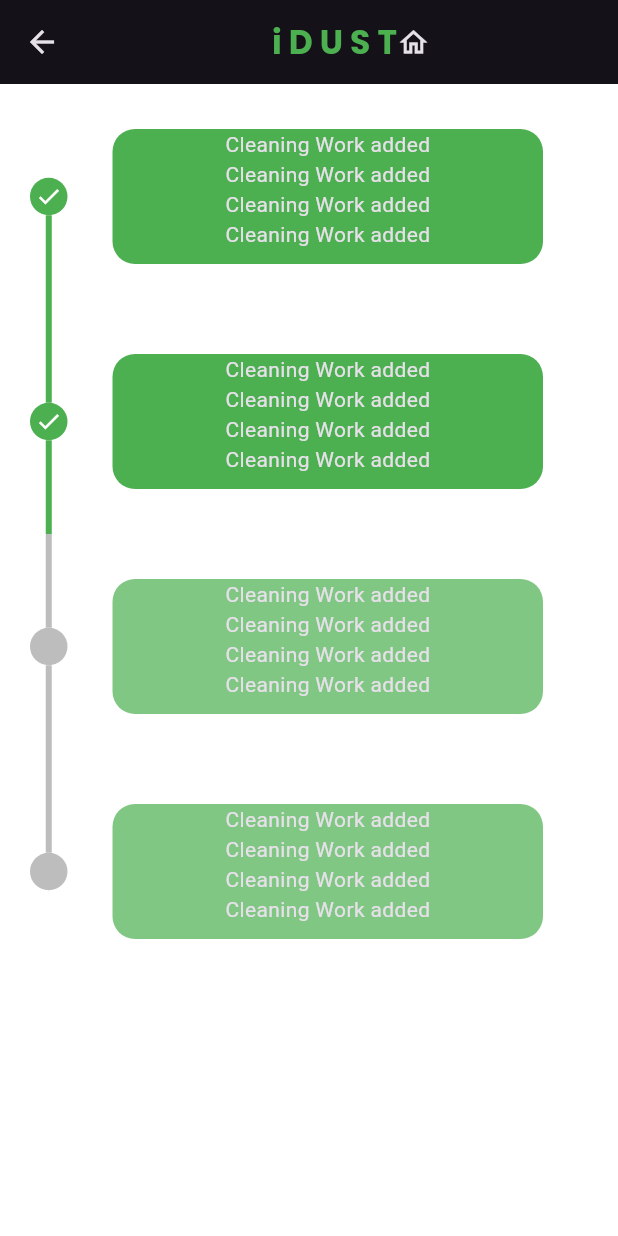
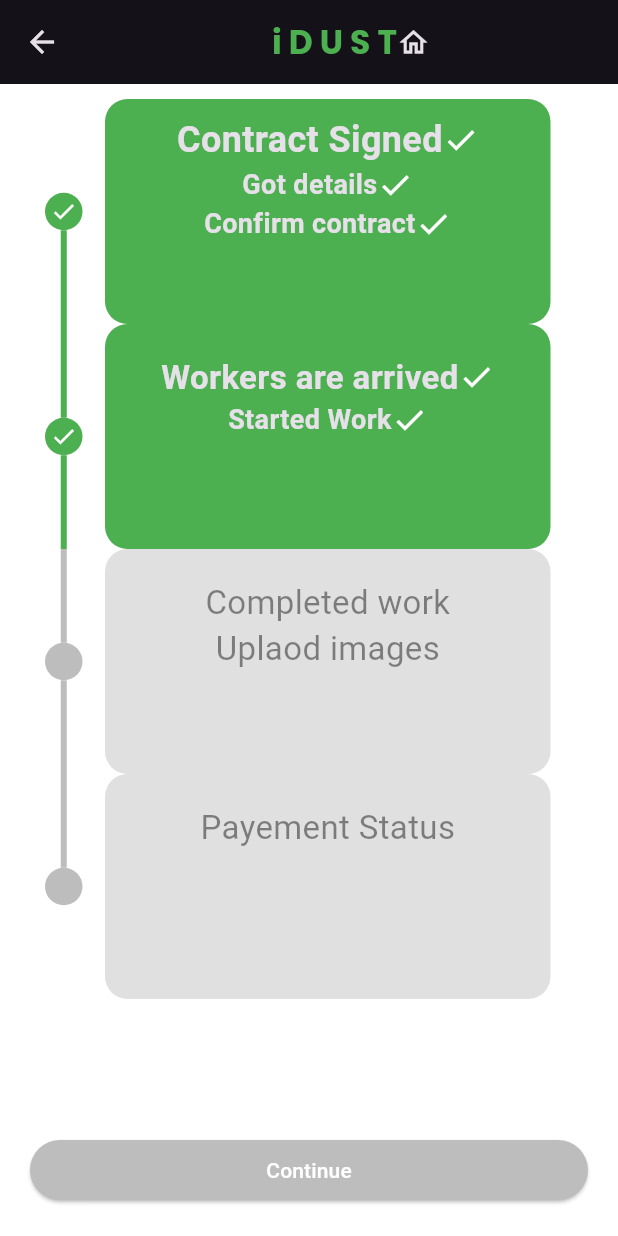
Before and after one commit to yadhunsajith2002/cleaning_app, a Flutter app: the ProgressTimeLine screen opened directly, on a phone screen of 412 x 824 dp. Run offline on Flutter 3.47's test engine with Material 3 defaults, Android fonts, the phone set to English and light mode, and no system bars; drawn by our look-alikes of timeline_tile; our stand-ins replace animated_text_kit, google_fonts, image_picker, percent_indicator, shared_preferences; missing offline and left inert: flutter_animator; accounts and stored records are empty; network calls fail.

Commit message:
time line and percent indicator updated

```diff
--- a/lib/main.dart
+++ b/lib/main.dart
@@ -1,5 +1,6 @@
 import 'package:cleaning_app/controller/contractDetails/contract_controller.dart';
 import 'package:cleaning_app/view/screen_home/screen_home.dart';
+import 'package:cleaning_app/view/splash_screen/splash_screen.dart';
 import 'package:flutter/material.dart';
 import 'package:provider/provider.dart';
 
--- a/lib/view/work_progress_screen/detaisl_card/details_card.dart
+++ b/lib/view/work_progress_screen/detaisl_card/details_card.dart
@@ -9,15 +9,18 @@ class ProgressCard extends StatelessWidget {
 
   @override
   Widget build(BuildContext context) {
-    return Container(
-      margin: EdgeInsets.all(30),
-      decoration: BoxDecoration(
-        color: isPassed ? Colors.green : Colors.green.shade300,
-        borderRadius: BorderRadius.circular(
-          15,
+    return Padding(
+      padding: const EdgeInsets.symmetric(horizontal: 15),
+      child: Container(
+        // margin: EdgeInsets.all(20),
+        decoration: BoxDecoration(
+          color: isPassed ? Colors.green : Colors.grey.shade300,
+          borderRadius: BorderRadius.circular(
+            15,
+          ),
         ),
+        child: child,
       ),
-      child: child,
     );
   }
 }
--- a/lib/view/work_progress_screen/progress_timeline/progress_timeline.dart
+++ b/lib/view/work_progress_screen/progress_timeline/progress_timeline.dart
@@ -13,68 +13,158 @@ class ProgressTimeLine extends StatelessWidget {
         title: CustumIcon(fontSize: 22),
       ),
       body: Padding(
-        padding: const EdgeInsets.symmetric(horizontal: 20),
+        padding: const EdgeInsets.symmetric(horizontal: 30),
         child: ListView(
           children: [
+            SizedBox(
+              height: 10,
+            ),
             MyTimeLine(
               isFirt: true,
               isPast: true,
               isLast: false,
-              progressCard: Column(
+              progressCard: Padding(
+                padding: const EdgeInsets.all(10.0),
+                child: Column(
                   mainAxisSize: MainAxisSize.min,
                   children: [
-                  Text("Cleaning Work added"),
-                  Text("Cleaning Work added"),
-                  Text("Cleaning Work added"),
-                  Text("Cleaning Work added"),
+                    Row(
+                      mainAxisSize: MainAxisSize.min,
+                      children: [
+                        Text(
+                          "Contract Signed",
+                          style: TextStyle(
+                              fontSize: 24, fontWeight: FontWeight.bold),
+                        ),
+                        Icon(Icons.done),
                       ],
+                    ),
+                    Row(
+                      mainAxisSize: MainAxisSize.min,
+                      children: [
+                        Text(
+                          "Got details",
+                          style: TextStyle(
+                              fontSize: 18, fontWeight: FontWeight.bold),
+                        ),
+                        Icon(Icons.done),
+                      ],
+                    ),
+                    Row(
+                      mainAxisSize: MainAxisSize.min,
+                      children: [
+                        Text(
+                          "Confirm contract",
+                          style: TextStyle(
+                              fontSize: 18, fontWeight: FontWeight.bold),
+                        ),
+                        Icon(Icons.done),
+                      ],
+                    ),
+                  ],
+                ),
               ),
             ),
             MyTimeLine(
               isFirt: false,
               isPast: true,
               isLast: false,
-              progressCard: Column(
+              progressCard: Padding(
+                padding: const EdgeInsets.all(20.0),
+                child: Column(
                   mainAxisSize: MainAxisSize.min,
                   children: [
-                  Text("Cleaning Work added"),
-                  Text("Cleaning Work added"),
-                  Text("Cleaning Work added"),
-                  Text("Cleaning Work added"),
+                    Row(
+                      mainAxisSize: MainAxisSize.min,
+                      children: [
+                        Text(
+                          "Workers are arrived",
+                          style: TextStyle(
+                              fontSize: 22, fontWeight: FontWeight.bold),
+                        ),
+                        Icon(Icons.done),
                       ],
+                    ),
+                    Row(
+                      mainAxisSize: MainAxisSize.min,
+                      children: [
+                        Text(
+                          "Started Work",
+                          style: TextStyle(
+                              fontSize: 18, fontWeight: FontWeight.bold),
+                        ),
+                        Icon(Icons.done),
+                      ],
+                    ),
+                    // Row(
+                    //   mainAxisSize: MainAxisSize.min,
+                    //   children: [
+                    //     Text(
+                    //       "Contract Signed",
+                    //       style: TextStyle(
+                    //           fontSize: 18, fontWeight: FontWeight.bold),
+                    //     ),
+                    //     Icon(Icons.done),
+                    //   ],
+                    // ),
+                  ],
+                ),
               ),
             ),
             MyTimeLine(
               isFirt: false,
               isPast: false,
               isLast: false,
-              progressCard: Column(
+              progressCard: Padding(
+                padding: const EdgeInsets.all(20.0),
+                child: Column(
                   mainAxisSize: MainAxisSize.min,
                   children: [
-                  Text("Cleaning Work added"),
-                  Text("Cleaning Work added"),
-                  Text("Cleaning Work added"),
-                  Text("Cleaning Work added"),
+                    Text(
+                      "Completed work",
+                      style: TextStyle(fontSize: 22, color: Colors.black45),
+                    ),
+                    Text(
+                      "Uplaod images",
+                      style: TextStyle(fontSize: 22, color: Colors.black45),
+                    ),
                   ],
+                ),
               ),
             ),
             MyTimeLine(
               isFirt: false,
               isPast: false,
               isLast: true,
-              progressCard: Column(
+              progressCard: Padding(
+                padding: const EdgeInsets.all(20.0),
+                child: Column(
                   mainAxisSize: MainAxisSize.min,
                   children: [
-                  Text("Cleaning Work added"),
-                  Text("Cleaning Work added"),
-                  Text("Cleaning Work added"),
-                  Text("Cleaning Work added"),
+                    Text(
+                      "Payement Status",
+                      style: TextStyle(fontSize: 22, color: Colors.black45),
+                    ),
                   ],
+                ),
               ),
             ),
           ],
         ),
       ),
+      bottomNavigationBar: Padding(
+        padding: const EdgeInsets.all(20.0),
+        child: ElevatedButton(
+          style: ButtonStyle(
+            backgroundColor: MaterialStatePropertyAll(Colors.grey.shade400),
+            foregroundColor: MaterialStatePropertyAll(Colors.white),
+          ),
+          onPressed: () {
+            Navigator.pop(context);
+          },
+          child: Text("Continue"),
+        ),
+      ),
     );
   }
 }
--- a/lib/view/work_progress_screen/work_progress_screen.dart
+++ b/lib/view/work_progress_screen/work_progress_screen.dart
@@ -28,6 +28,7 @@ class _WorkProgressScreenState extends State<WorkProgressScreen> {
     return Scaffold(
       backgroundColor: Colors.white,
       appBar: AppBar(
+        backgroundColor: Colors.black,
         title: CustumIcon(fontSize: 22),
       ),
       body: Column(
@@ -47,7 +48,7 @@ class _WorkProgressScreenState extends State<WorkProgressScreen> {
             child: provider.serviceNames.length == 0
                 ? Center(
                     child: Text(
-                      "No Contract yet",
+                      "No Active contracts yet",
                       style: TextStyle(color: Colors.grey, fontSize: 22),
                     ),
                   )
@@ -56,9 +57,14 @@ class _WorkProgressScreenState extends State<WorkProgressScreen> {
                     itemBuilder: (context, index) {
                       return Padding(
                         padding: const EdgeInsets.all(8.0),
-                        child: Card(
-                          color: Colors.grey.shade300,
+                        child: Container(
+                          decoration: BoxDecoration(
+                              borderRadius: BorderRadius.circular(15),
+                              color: Colors.black,
+                              border:
+                                  Border.all(color: Colors.green, width: 7)),
                           child: ExpansionTile(
+                            childrenPadding: EdgeInsets.all(20),
                             initiallyExpanded: true,
                             collapsedShape:
                                 RoundedRectangleBorder(side: BorderSide.none),
@@ -67,7 +73,7 @@ class _WorkProgressScreenState extends State<WorkProgressScreen> {
                             title: Text(
                               provider.serviceNames[index].servicename,
                               style:
-                                  TextStyle(color: Colors.black, fontSize: 22),
+                                  TextStyle(color: Colors.white, fontSize: 22),
                             ),
                             subtitle: Text(
                               provider.serviceNames[index].serviceProvider,
@@ -79,10 +85,35 @@ class _WorkProgressScreenState extends State<WorkProgressScreen> {
                                 height: 10,
                               ),
                               CircularPercentIndicator(
-                                radius: 20,
+                                center: Column(
+                                  mainAxisSize: MainAxisSize.min,
+                                  children: [
+                                    Text(
+                                      "50 % ",
+                                      style: TextStyle(
+                                          color: Colors.white,
+                                          fontSize: 20,
+                                          fontWeight: FontWeight.w500),
+                                    ),
+                                    Text(
+                                      "completed",
+                                      style: TextStyle(
+                                          color: Colors.white,
+                                          fontSize: 16,
+                                          fontWeight: FontWeight.w400),
+                                    ),
+                                  ],
+                                ),
+                                lineWidth: 15,
+                                animation: true,
+                                animationDuration: 5000,
+                                progressColor: Colors.green,
+                                percent: 0.5,
+                                radius: 80,
+                                circularStrokeCap: CircularStrokeCap.round,
                               ),
                               SizedBox(
-                                height: 10,
+                                height: 50,
                               ),
                               ElevatedButton(
                                 style: ButtonStyle(
```
Also changed, not shown: pubspec.lock. Lines whose indentation alone changed are shown as unchanged.
